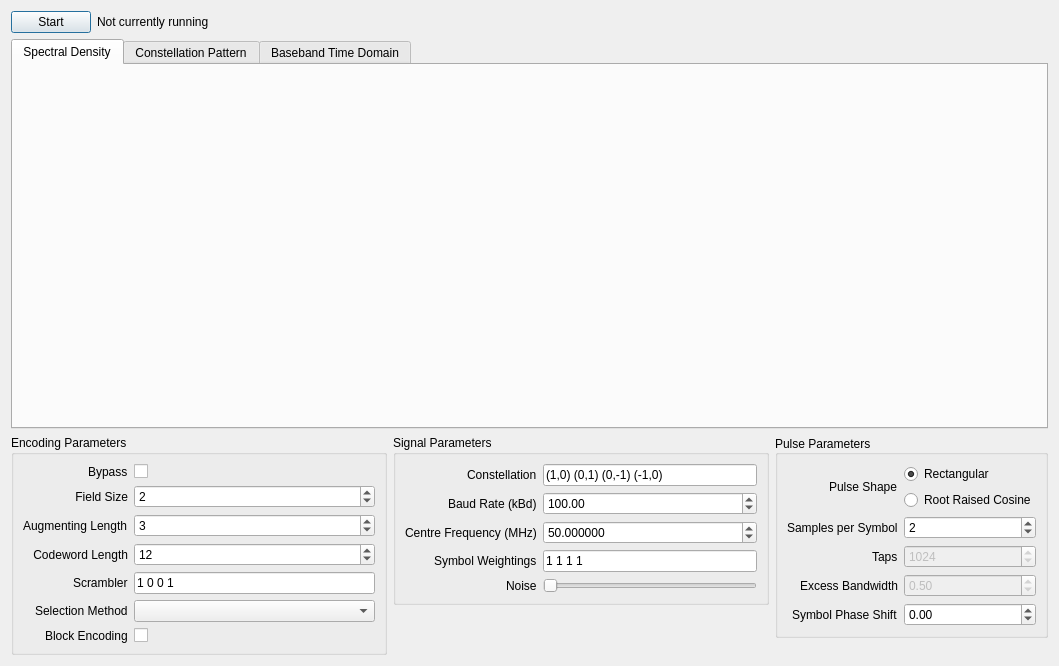
Before: the Qt Designer form ui/guidedScramblingDemo.ui in eddic/gr-gs, drawn with Qt 5.
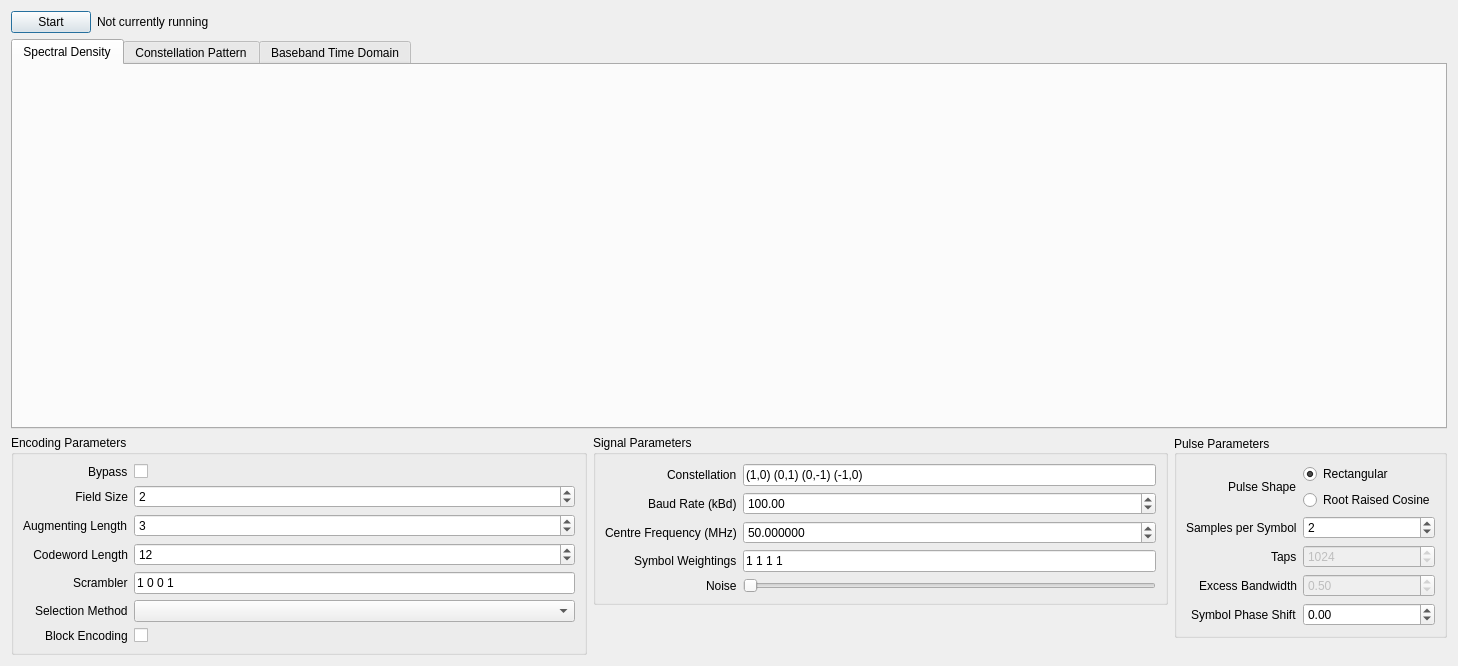
After: the same form once the commit is applied. Custom widgets are drawn as their Qt base class.

Commit message:
Moved QExponentialSpinBox into a namespace
I've also added some doxygen comments to go along with it

Diff of the .ui file:
```diff
--- a/ui/guidedScramblingDemo.ui
+++ b/ui/guidedScramblingDemo.ui
@@ -6,7 +6,7 @@
    <rect>
     <x>0</x>
     <y>0</y>
-    <width>1059</width>
+    <width>1458</width>
     <height>666</height>
    </rect>
   </property>
```
Left out of the diff: 4 changed lines with no effect on the pictures. The commit also changes 1 other file.
